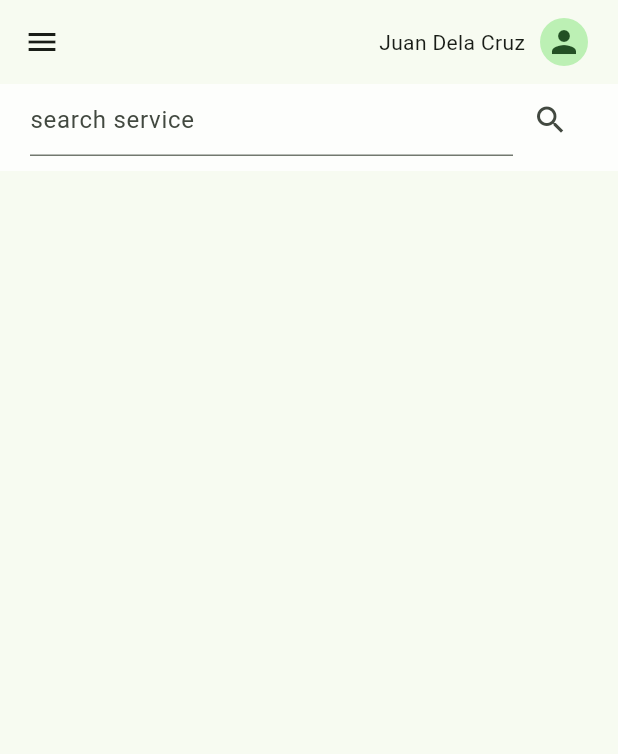
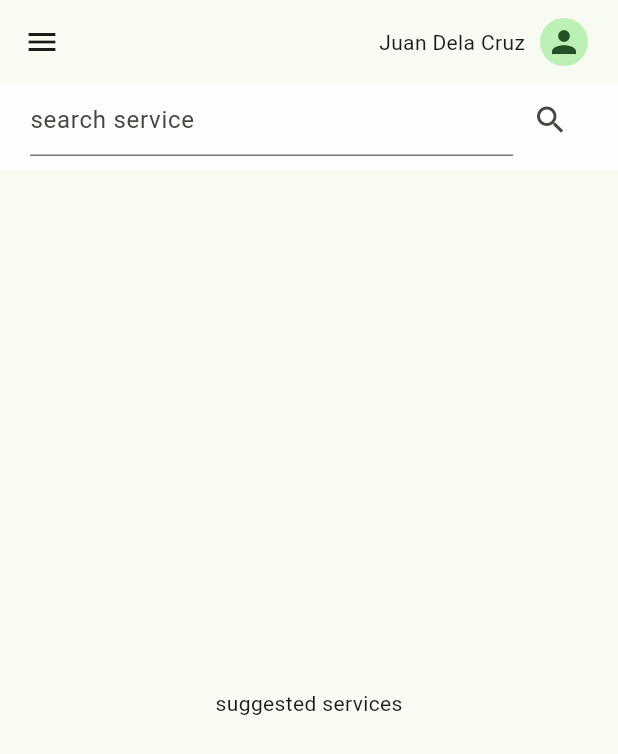
Before and after one commit to beeploop/NearbyAssist_mobile, a Flutter app: the screen it shows after launch, after a tap on "Mock Login", after a tap on the "search" icon, on a phone screen of 412 x 824 dp. Shown: the top 754 px of the screen. Run offline on Flutter 3.47's test engine with Material 3 defaults, Android fonts, the phone set to English and light mode, and no system bars; our stand-ins replace flutter_map, get_it, go_router, latlong2, location; missing offline and left inert: flutter_facebook_auth; accounts and stored records are empty.

Commit message:
feat: setup fetching from server service locations, show loading on search

```diff
--- a/lib/config/constants.dart
+++ b/lib/config/constants.dart
@@ -5,7 +5,7 @@ import 'package:nearby_assist/model/user_info.dart';
 const defaultLocation = LatLng(7.422365, 125.825984);
 const tileMapProvider = 'https://tile.openstreetmap.org/{z}/{x}/{y}.png';
 
-const backendServer = 'http://192.168.153.87:8080';
+const backendServer = 'http://192.168.65.87:8080';
 
 final mockUser = UserInfo(
   name: 'Juan Dela Cruz',
--- /dev/null
+++ b/lib/model/service_model.dart
@@ -0,0 +1,29 @@
+import 'package:latlong2/latlong.dart';
+
+class Service {
+  String address;
+  LatLng location;
+  int ownerId;
+
+  Service({
+    required this.address,
+    required this.location,
+    required this.ownerId,
+  });
+
+  factory Service.fromJson(Map<String, dynamic> json) {
+    return Service(
+      address: json['address'],
+      location: json['location'],
+      ownerId: json['ownderId'],
+    );
+  }
+
+  Map<String, dynamic> toJson() {
+    return {
+      'address': address,
+      'location': location,
+      'ownerId': ownerId,
+    };
+  }
+}
--- a/lib/screens/home.dart
+++ b/lib/screens/home.dart
@@ -1,6 +1,7 @@
 import 'package:flutter/material.dart';
 import 'package:nearby_assist/main.dart';
 import 'package:nearby_assist/model/auth_model.dart';
+import 'package:nearby_assist/services/search_service.dart';
 import 'package:nearby_assist/widgets/avatar.dart';
 import 'package:nearby_assist/widgets/custom_drawer.dart';
 import 'package:nearby_assist/widgets/search_bar.dart';
@@ -22,10 +23,27 @@ class _Homepage extends State<Homapage> {
         actions: [Avatar(user: userInfo!.name)],
       ),
       drawer: const CustomDrawer(),
-      body: const Center(
+      body: Center(
         child: Column(
           children: [
-            ServiceSearchBar(),
+            const ServiceSearchBar(),
+            Expanded(
+              child: Center(
+                child: ListenableBuilder(
+                  listenable: getIt.get<SearchingService>(),
+                  builder: (context, child) {
+                    final isSearching =
+                        getIt.get<SearchingService>().isSearching();
+
+                    if (isSearching) {
+                      return const CircularProgressIndicator();
+                    }
+
+                    return const Text('suggested services');
+                  },
+                ),
+              ),
+            ),
           ],
         ),
       ),
--- a/lib/services/search_service.dart
+++ b/lib/services/search_service.dart
@@ -1,10 +1,23 @@
+import 'dart:io';
 import 'package:flutter/material.dart';
 import 'package:go_router/go_router.dart';
+import 'package:nearby_assist/config/constants.dart';
 import 'package:nearby_assist/main.dart';
+import 'package:nearby_assist/model/service_model.dart';
 import 'package:nearby_assist/services/location_service.dart';
+import 'package:http/http.dart' as http;
 
-class SearchingService {
+class SearchingService extends ChangeNotifier {
+  bool _searching = false;
+  List<Service> _serviceLocations = [];
   String _searchTerm = '';
+
+  void _toggleSearching(bool val) {
+    _searching = val;
+    notifyListeners();
+  }
+
+  bool isSearching() => _searching;
 
   Future<void> searchService(BuildContext context, String search) async {
     if (search.isEmpty) return;
@@ -17,7 +30,13 @@ class SearchingService {
       return;
     }
 
+    _toggleSearching(true);
+
     await getIt.get<LocationService>().getCurrentLocation();
+
+    await _fetchServices();
+
+    _toggleSearching(false);
 
     if (context.mounted) {
       context.goNamed('map');
@@ -25,4 +44,32 @@ class SearchingService {
   }
 
   String lastSearch() => _searchTerm;
+
+  Future<void> _fetchServices() async {
+    final location = getIt.get<LocationService>().getLocation();
+
+    // TODO: fetch services from the server
+    try {
+      final resp = await http.get(
+        Uri.parse(
+            '$backendServer/v1/locations/vicinity?lat=${location.latitude}&long=${location.longitude}'),
+      );
+
+      if (resp.statusCode != 200) {
+        throw HttpException(
+            'request responded with status code: ${resp.statusCode}');
+      }
+
+      debugPrint('service locations: \n${resp.body}');
+    } catch (e) {
+      debugPrint('$e');
+      _serviceLocations = [];
+    }
+
+    // TODO: update serviceLocations
+
+    notifyListeners();
+  }
+
+  List<Service> getServiceLocations() => _serviceLocations;
 }
```
Also changed, not shown: lib/widgets/map.dart (+22 -0 lines).
